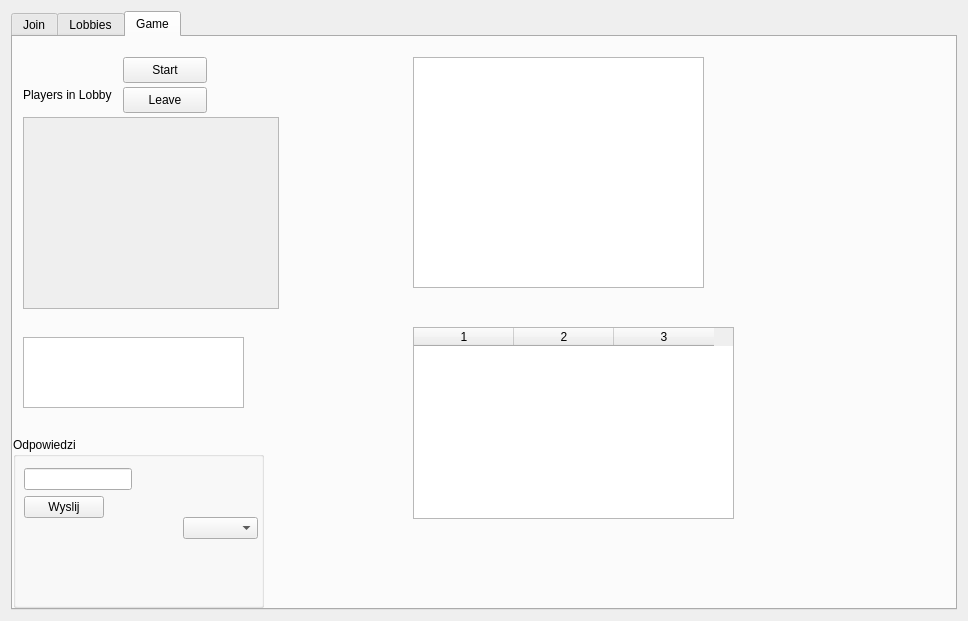
Above: ClientGui/mywidget.ui from homoglobina/ProjektSK2.2 before the change. Below: the same form after it.
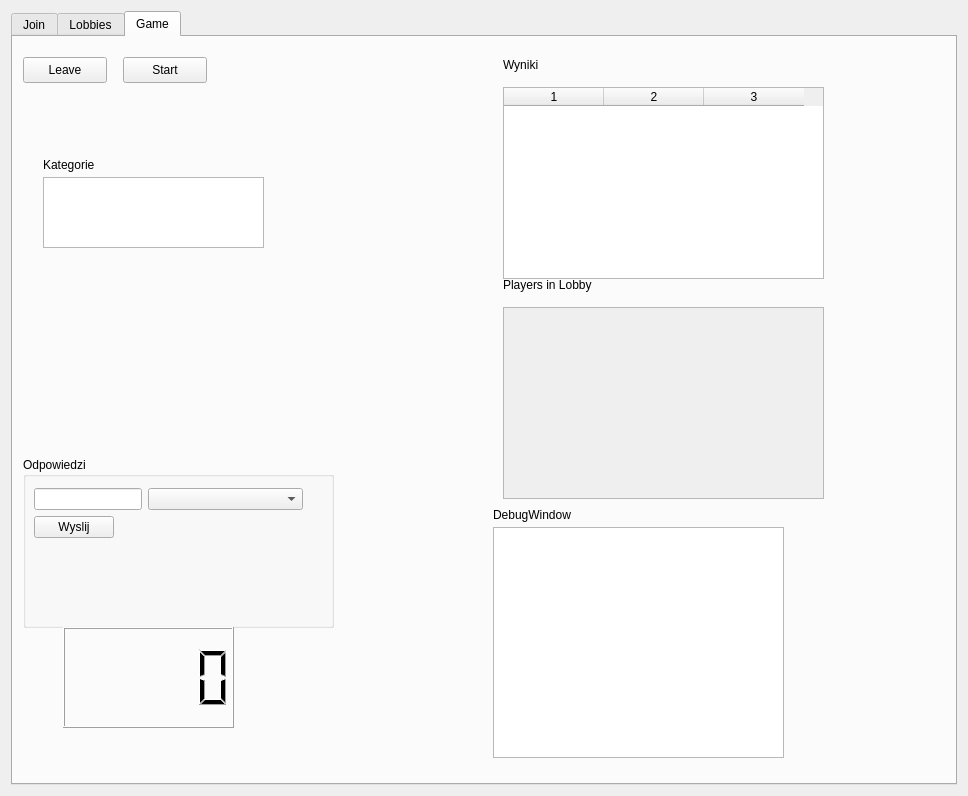
That is the form after the change.

The edit to the form file:
```diff
--- a/ClientGui/mywidget.ui
+++ b/ClientGui/mywidget.ui
@@ -7,7 +7,7 @@
     <x>0</x>
     <y>0</y>
     <width>968</width>
-    <height>621</height>
+    <height>796</height>
    </rect>
   </property>
   <property name="windowTitle">
@@ -190,9 +190,9 @@
        </property>
        <property name="geometry">
         <rect>
-         <x>10</x>
-         <y>80</y>
-         <width>256</width>
+         <x>490</x>
+         <y>270</y>
+         <width>321</width>
          <height>192</height>
         </rect>
        </property>
@@ -200,8 +200,8 @@
       <widget class="QPushButton" name="leaveButton">
        <property name="geometry">
         <rect>
-         <x>110</x>
-         <y>50</y>
+         <x>10</x>
+         <y>20</y>
          <width>84</width>
          <height>26</height>
         </rect>
@@ -213,8 +213,8 @@
       <widget class="QLabel" name="label">
        <property name="geometry">
         <rect>
-         <x>10</x>
-         <y>50</y>
+         <x>490</x>
+         <y>240</y>
          <width>111</width>
          <height>16</height>
         </rect>
@@ -239,8 +239,8 @@
       <widget class="QTextEdit" name="gameTextEdit">
        <property name="geometry">
         <rect>
-         <x>400</x>
-         <y>20</y>
+         <x>480</x>
+         <y>490</y>
          <width>291</width>
          <height>231</height>
         </rect>
@@ -249,9 +249,9 @@
       <widget class="QGroupBox" name="groupBox">
        <property name="geometry">
         <rect>
-         <x>0</x>
-         <y>400</y>
-         <width>251</width>
+         <x>10</x>
+         <y>420</y>
+         <width>311</width>
          <height>171</height>
         </rect>
        </property>
@@ -263,7 +263,7 @@
          <rect>
           <x>0</x>
           <y>20</y>
-          <width>163</width>
+          <width>291</width>
           <height>151</height>
          </rect>
         </property>
@@ -278,24 +278,17 @@
            </property>
           </widget>
          </item>
+         <item row="0" column="1">
+          <widget class="QComboBox" name="categoryBox"/>
+         </item>
         </layout>
        </widget>
-       <widget class="QComboBox" name="categoryBox">
-        <property name="geometry">
-         <rect>
-          <x>170</x>
-          <y>80</y>
-          <width>75</width>
-          <height>22</height>
-         </rect>
-        </property>
-       </widget>
       </widget>
       <widget class="QTableWidget" name="scoreTable">
        <property name="geometry">
         <rect>
-         <x>400</x>
-         <y>290</y>
+         <x>490</x>
+         <y>50</y>
          <width>321</width>
          <height>192</height>
         </rect>
@@ -310,13 +303,62 @@
       <widget class="QTableWidget" name="categoryWidget">
        <property name="geometry">
         <rect>
-         <x>10</x>
-         <y>300</y>
+         <x>30</x>
+         <y>140</y>
          <width>221</width>
          <height>71</height>
         </rect>
        </property>
       </widget>
+      <widget class="QLabel" name="label_3">
+       <property name="geometry">
+        <rect>
+         <x>490</x>
+         <y>20</y>
+         <width>57</width>
+         <height>16</height>
+        </rect>
+       </property>
+       <property name="text">
+        <string>Wyniki</string>
+       </property>
+      </widget>
+      <widget class="QLabel" name="label_4">
+       <property name="geometry">
+        <rect>
+         <x>480</x>
+         <y>470</y>
+         <width>141</width>
+         <height>16</height>
+        </rect>
+       </property>
+       <property name="text">
+        <string>DebugWindow</string>
+       </property>
+      </widget>
+      <widget class="QLabel" name="label_5">
+       <property name="geometry">
+        <rect>
+         <x>30</x>
+         <y>120</y>
+         <width>81</width>
+         <height>16</height>
+        </rect>
+       </property>
+       <property name="text">
+        <string>Kategorie</string>
+       </property>
+      </widget>
+      <widget class="QLCDNumber" name="timeNumber">
+       <property name="geometry">
+        <rect>
+         <x>50</x>
+         <y>590</y>
+         <width>171</width>
+         <height>101</height>
+        </rect>
+       </property>
+      </widget>
      </widget>
     </widget>
    </item>
```
